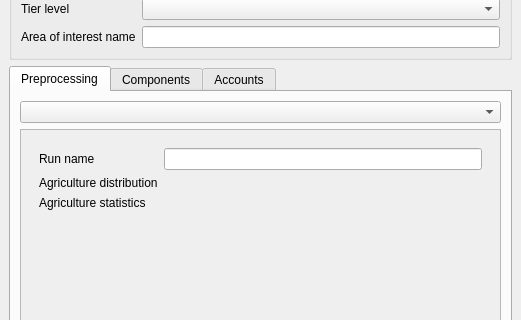
Above: enca_plugin/enca_plugin_dockwidget_base.ui from VITObelgium/sys4enca before the change; both pictures show x 0 to 521 and y 175 to 495 of the 521 by 1072 pixel window. Below: the same form after it.
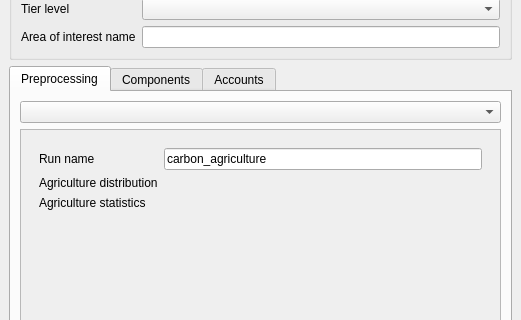
That is the form after the change. The open tabs and pages were chosen to show the change. Custom widgets are drawn as their Qt base class.

Commit message: enca_plugin: Add filename filters for carbon preprocessing.

```diff
--- a/enca_plugin/enca_plugin_dockwidget_base.ui
+++ b/enca_plugin/enca_plugin_dockwidget_base.ui
@@ -451,7 +451,11 @@
                  </widget>
                 </item>
                 <item row="0" column="1">
-                 <widget class="QLineEdit" name="run_name_"/>
+                 <widget class="QLineEdit" name="run_name_">
+                  <property name="text">
+                   <string>carbon_agriculture</string>
+                  </property>
+                 </widget>
                 </item>
                 <item row="1" column="1">
                  <widget class="QgsFileWidget" name="agriculture_distribution_"/>
```
Left out of the diff: 126 changed lines with no effect on the pictures. The commit also changes 1 other file.
